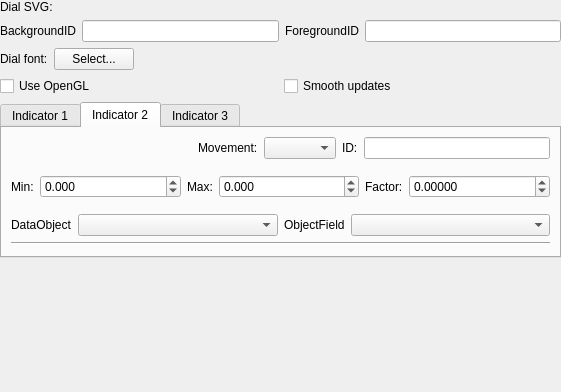
Above: ground/openpilotgcs/src/plugins/dial/dialgadgetoptionspage.ui from openpilot/OpenPilot before the change. Below: the same form after it.
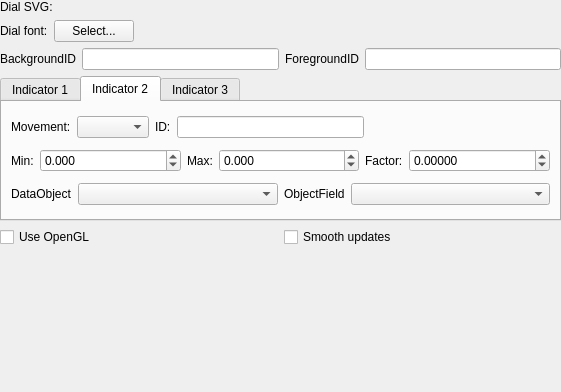
That is the form after the change. The open tabs and pages were chosen to show the change. Custom widgets are drawn as their Qt base class.

The edit to the form file:
```diff
--- a/ground/openpilotgcs/src/plugins/dial/dialgadgetoptionspage.ui
+++ b/ground/openpilotgcs/src/plugins/dial/dialgadgetoptionspage.ui
@@ -61,7 +61,7 @@
          <item>
           <widget class="QLabel" name="label">
            <property name="sizePolicy">
-            <sizepolicy hsizetype="Preferred" vsizetype="Preferred">
+            <sizepolicy hsizetype="Minimum" vsizetype="Preferred">
              <horstretch>0</horstretch>
              <verstretch>0</verstretch>
             </sizepolicy>
@@ -83,38 +83,6 @@
          </item>
         </layout>
        </item>
-       <item>
-        <layout class="QHBoxLayout" name="horizontalLayout_2">
-         <item>
-          <widget class="QLabel" name="label_2">
-           <property name="text">
-            <string>BackgroundID</string>
-           </property>
-          </widget>
-         </item>
-         <item>
-          <widget class="QLineEdit" name="backgroundID">
-           <property name="toolTip">
-            <string>XML ID of the SVG source file used to display the dial background.</string>
-           </property>
-          </widget>
-         </item>
-         <item>
-          <widget class="QLabel" name="label_3">
-           <property name="text">
-            <string>ForegroundID</string>
-           </property>
-          </widget>
-         </item>
-         <item>
-          <widget class="QLineEdit" name="foregroundID">
-           <property name="toolTip">
-            <string>XML ID of the SVG source file used to display the dial foreground (above everything else, needles included).</string>
-           </property>
-          </widget>
-         </item>
-        </layout>
-       </item>
        <item>
         <layout class="QHBoxLayout" name="horizontalLayout_13">
          <property name="bottomMargin">
@@ -135,12 +103,6 @@
          </item>
          <item>
           <widget class="QPushButton" name="fontPicker">
-           <property name="sizePolicy">
-            <sizepolicy hsizetype="Preferred" vsizetype="Preferred">
-             <horstretch>0</horstretch>
-             <verstretch>0</verstretch>
-            </sizepolicy>
-           </property>
            <property name="text">
             <string>Select...</string>
            </property>
@@ -162,24 +124,32 @@
         </layout>
        </item>
        <item>
-        <layout class="QHBoxLayout" name="horizontalLayout_12">
+        <layout class="QHBoxLayout" name="horizontalLayout_2">
          <item>
-          <widget class="QCheckBox" name="useOpenGL">
-           <property name="toolTip">
-            <string>Use OpenGL for rendering. Will lower CPU usage, depending on the capabilities of your graphics card, but might slightly alter the look &amp; feel of the dial.</string>
-           </property>
+          <widget class="QLabel" name="label_2">
            <property name="text">
-            <string>Use OpenGL</string>
+            <string>BackgroundID</string>
            </property>
           </widget>
          </item>
          <item>
-          <widget class="QCheckBox" name="smoothUpdates">
+          <widget class="QLineEdit" name="backgroundID">
            <property name="toolTip">
-            <string>When checked, the Dial plugin will make needle moves smoother by simulating inertia.</string>
+            <string>XML ID of the SVG source file used to display the dial background.</string>
            </property>
+          </widget>
+         </item>
+         <item>
+          <widget class="QLabel" name="label_3">
            <property name="text">
-            <string>Smooth updates</string>
+            <string>ForegroundID</string>
+           </property>
+          </widget>
+         </item>
+         <item>
+          <widget class="QLineEdit" name="foregroundID">
+           <property name="toolTip">
+            <string>XML ID of the SVG source file used to display the dial foreground (above everything else, needles included).</string>
            </property>
           </widget>
          </item>
@@ -395,19 +365,6 @@
           <layout class="QVBoxLayout" name="verticalLayout_6">
            <item>
             <layout class="QHBoxLayout" name="horizontalLayout_6">
-             <item>
-              <spacer name="horizontalSpacer_2">
-               <property name="orientation">
-                <enum>Qt::Horizontal</enum>
-               </property>
-               <property name="sizeHint" stdset="0">
-                <size>
-                 <width>40</width>
-                 <height>20</height>
-                </size>
-               </property>
-              </spacer>
-             </item>
              <item>
               <widget class="QLabel" name="label_13">
                <property name="text">
@@ -435,12 +392,25 @@
                </property>
               </widget>
              </item>
+             <item>
+              <spacer name="horizontalSpacer_2">
+               <property name="orientation">
+                <enum>Qt::Horizontal</enum>
+               </property>
+               <property name="sizeHint" stdset="0">
+                <size>
+                 <width>40</width>
+                 <height>20</height>
+                </size>
+               </property>
+              </spacer>
+             </item>
             </layout>
            </item>
            <item>
             <layout class="QHBoxLayout" name="horizontalLayout_7">
              <property name="topMargin">
-              <number>10</number>
+              <number>0</number>
              </property>
              <item>
               <widget class="QLabel" name="label_18">
@@ -525,7 +495,7 @@
            <item>
             <layout class="QHBoxLayout" name="horizontalLayout_8">
              <property name="topMargin">
-              <number>10</number>
+              <number>0</number>
              </property>
              <item>
               <widget class="QLabel" name="label_20">
@@ -563,13 +533,6 @@
              </item>
             </layout>
            </item>
-           <item>
-            <widget class="Line" name="line_4">
-             <property name="orientation">
-              <enum>Qt::Horizontal</enum>
-             </property>
-            </widget>
-           </item>
           </layout>
          </widget>
          <widget class="QWidget" name="tab_3">
@@ -579,19 +542,6 @@
           <layout class="QVBoxLayout" name="verticalLayout_7">
            <item>
             <layout class="QHBoxLayout" name="horizontalLayout_9">
-             <item>
-              <spacer name="horizontalSpacer_3">
-               <property name="orientation">
-                <enum>Qt::Horizontal</enum>
-               </property>
-               <property name="sizeHint" stdset="0">
-                <size>
-                 <width>40</width>
-                 <height>20</height>
-                </size>
-               </property>
-              </spacer>
-             </item>
              <item>
               <widget class="QLabel" name="label_14">
                <property name="text">
@@ -619,12 +569,25 @@
                </property>
               </widget>
              </item>
+             <item>
+              <spacer name="horizontalSpacer_3">
+               <property name="orientation">
+                <enum>Qt::Horizontal</enum>
+               </property>
+               <property name="sizeHint" stdset="0">
+                <size>
+                 <width>40</width>
+                 <height>20</height>
+                </size>
+               </property>
+              </spacer>
+             </item>
             </layout>
            </item>
            <item>
             <layout class="QHBoxLayout" name="horizontalLayout_10">
              <property name="topMargin">
-              <number>10</number>
+              <number>0</number>
              </property>
              <item>
               <widget class="QLabel" name="label_24">
@@ -709,7 +672,7 @@
            <item>
             <layout class="QHBoxLayout" name="horizontalLayout_11">
              <property name="topMargin">
-              <number>10</number>
+              <number>0</number>
              </property>
              <item>
               <widget class="QLabel" name="label_26">
@@ -747,17 +710,34 @@
              </item>
             </layout>
            </item>
-           <item>
-            <widget class="Line" name="line_6">
-             <property name="orientation">
-              <enum>Qt::Horizontal</enum>
-             </property>
-            </widget>
-           </item>
           </layout>
          </widget>
         </widget>
        </item>
+       <item>
+        <layout class="QHBoxLayout" name="horizontalLayout_12">
+         <item>
+          <widget class="QCheckBox" name="useOpenGL">
+           <property name="toolTip">
+            <string>Use OpenGL for rendering. Will lower CPU usage, depending on the capabilities of your graphics card, but might slightly alter the look &amp; feel of the dial.</string>
+           </property>
+           <property name="text">
+            <string>Use OpenGL</string>
+           </property>
+          </widget>
+         </item>
+         <item>
+          <widget class="QCheckBox" name="smoothUpdates">
+           <property name="toolTip">
+            <string>When checked, the Dial plugin will make needle moves smoother by simulating inertia.</string>
+           </property>
+           <property name="text">
+            <string>Smooth updates</string>
+           </property>
+          </widget>
+         </item>
+        </layout>
+       </item>
        <item>
         <spacer name="verticalSpacer">
          <property name="orientation">
```
